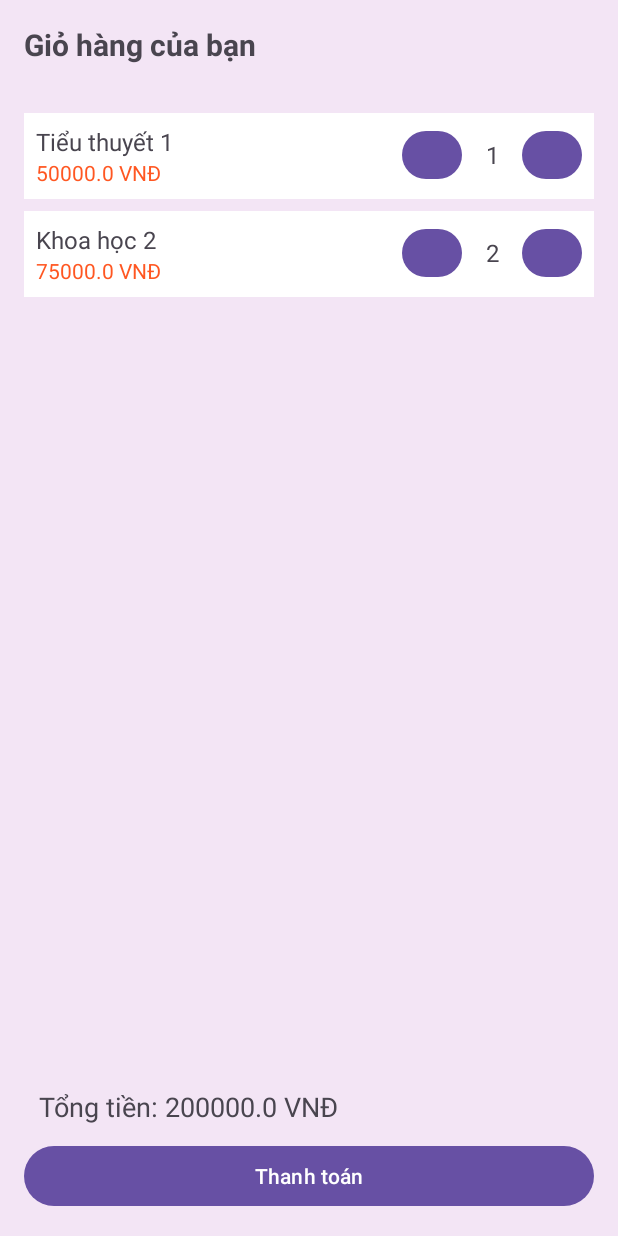
After one commit to loidz114/SachBookApp, an Android app: the CartActivity screen opened directly, with no data from a screen before it, on a phone screen of 412 x 824 dp. The commit adds this screen. Run offline under Robolectric (Android 15) with nearby library versions, the phone set to English and light mode, and no system bars.

Commit message:
giỏ hàng v1

```diff
--- /dev/null
+++ b/APP/app/src/main/java/com/example/sachbook/CartActivity.java
@@ -0,0 +1,59 @@
+package com.example.sachbook; // Thay bằng package của bạn
+
+import android.os.Bundle;
+import androidx.appcompat.app.AppCompatActivity;
+import androidx.recyclerview.widget.LinearLayoutManager;
+import androidx.recyclerview.widget.RecyclerView;
+import android.widget.Button;
+import android.widget.TextView;
+
+import java.util.ArrayList;
+import java.util.List;
+
+public class CartActivity extends AppCompatActivity {
+
+    private RecyclerView recyclerViewCart;
+    private TextView tvTotalPrice;
+    private Button btnCheckout;
+    private CartAdapter cartAdapter;
+    private List<com.example.sachbook.CartItem> cartItems;
+
+    @Override
+    protected void onCreate(Bundle savedInstanceState) {
+        super.onCreate(savedInstanceState);
+        setContentView(R.layout.activity_cart);
+
+        // Ánh xạ các thành phần giao diện
+        recyclerViewCart = findViewById(R.id.recyclerViewCart);
+        tvTotalPrice = findViewById(R.id.tvTotalPrice);
+        btnCheckout = findViewById(R.id.btnCheckout);
+
+        // Khởi tạo danh sách giỏ hàng (tạm thời)
+        cartItems = new ArrayList<>();
+        // Ví dụ: Thêm dữ liệu giả để kiểm tra
+        cartItems.add(new com.example.sachbook.CartItem("1", "Tiểu thuyết 1", 50000, 1));
+        cartItems.add(new com.example.sachbook.CartItem("2", "Khoa học 2", 75000, 2));
+
+        // Thiết lập RecyclerView
+        recyclerViewCart.setLayoutManager(new LinearLayoutManager(this));
+        cartAdapter = new CartAdapter(cartItems, this::updateTotalPrice);
+        recyclerViewCart.setAdapter(cartAdapter);
+
+        // Cập nhật tổng tiền ban đầu
+        updateTotalPrice();
+
+        // Xử lý nút thanh toán
+        btnCheckout.setOnClickListener(v -> {
+            // Thêm logic thanh toán ở đây (ví dụ: chuyển sang màn hình thanh toán)
+        });
+    }
+
+    // Hàm cập nhật tổng tiền
+    private void updateTotalPrice() {
+        double total = 0;
+        for (CartItem item : cartItems) {
+            total += item.getPrice() * item.getQuantity();
+        }
+        tvTotalPrice.setText("Tổng tiền: " + total + " VNĐ");
+    }
+}
--- /dev/null
+++ b/APP/app/src/main/java/com/example/sachbook/CartAdapter.java
@@ -0,0 +1,77 @@
+package com.example.sachbook;
+
+import android.view.LayoutInflater;
+import android.view.View;
+import android.view.ViewGroup;
+import android.widget.Button;
+import android.widget.TextView;
+import androidx.annotation.NonNull;
+import androidx.recyclerview.widget.RecyclerView;
+
+import java.util.List;
+
+public class CartAdapter extends RecyclerView.Adapter<CartAdapter.CartViewHolder> {
+
+    private List<CartItem> cartItems;
+    private final UpdateTotalPriceListener updateTotalPriceListener;
+
+    public interface UpdateTotalPriceListener {
+        void onUpdateTotalPrice();
+    }
+
+    public CartAdapter(List<CartItem> cartItems, UpdateTotalPriceListener listener) {
+        this.cartItems = cartItems;
+        this.updateTotalPriceListener = listener;
+    }
+
+    @NonNull
+    @Override
+    public CartViewHolder onCreateViewHolder(@NonNull ViewGroup parent, int viewType) {
+        View view = LayoutInflater.from(parent.getContext())
+                .inflate(R.layout.item_cart, parent, false);
+        return new CartViewHolder(view);
+    }
+
+    @Override
+    public void onBindViewHolder(@NonNull CartViewHolder holder, int position) {
+        CartItem item = cartItems.get(position);
+        holder.tvBookTitle.setText(item.getBookTitle());
+        holder.tvPrice.setText(item.getPrice() + " VNĐ");
+        holder.tvQuantity.setText(String.valueOf(item.getQuantity()));
+
+        // Tăng số lượng
+        holder.btnIncrease.setOnClickListener(v -> {
+            item.setQuantity(item.getQuantity() + 1);
+            holder.tvQuantity.setText(String.valueOf(item.getQuantity()));
+            updateTotalPriceListener.onUpdateTotalPrice();
+        });
+
+        // Giảm số lượng
+        holder.btnDecrease.setOnClickListener(v -> {
+            if (item.getQuantity() > 1) {
+                item.setQuantity(item.getQuantity() - 1);
+                holder.tvQuantity.setText(String.valueOf(item.getQuantity()));
+                updateTotalPriceListener.onUpdateTotalPrice();
+            }
+        });
+    }
+
+    @Override
+    public int getItemCount() {
+        return cartItems.size();
+    }
+
+    static class CartViewHolder extends RecyclerView.ViewHolder {
+        TextView tvBookTitle, tvPrice, tvQuantity;
+        Button btnIncrease, btnDecrease;
+
+        public CartViewHolder(@NonNull View itemView) {
+            super(itemView);
+            tvBookTitle = itemView.findViewById(R.id.tvBookTitle);
+            tvPrice = itemView.findViewById(R.id.tvPrice);
+            tvQuantity = itemView.findViewById(R.id.tvQuantity);
+            btnIncrease = itemView.findViewById(R.id.btnIncrease);
+            btnDecrease = itemView.findViewById(R.id.btnDecrease);
+        }
+    }
+}
--- /dev/null
+++ b/APP/app/src/main/java/com/example/sachbook/CartItem.java
@@ -0,0 +1,21 @@
+package com.example.sachbook; // Thay bằng package của bạn
+
+public class CartItem {
+    private String bookId;
+    private String bookTitle;
+    private double price;
+    private int quantity;
+
+    public CartItem(String bookId, String bookTitle, double price, int quantity) {
+        this.bookId = bookId;
+        this.bookTitle = bookTitle;
+        this.price = price;
+        this.quantity = quantity;
+    }
+
+    public String getBookId() { return bookId; }
+    public String getBookTitle() { return bookTitle; }
+    public double getPrice() { return price; }
+    public int getQuantity() { return quantity; }
+    public void setQuantity(int quantity) { this.quantity = quantity; }
+}
--- a/APP/app/src/main/java/com/example/sachbook/MainActivity.java
+++ b/APP/app/src/main/java/com/example/sachbook/MainActivity.java
@@ -1,20 +1,63 @@
 package com.example.sachbook;
 
+import android.content.Intent;
 import android.os.Bundle;
-
 import androidx.activity.EdgeToEdge;
 import androidx.appcompat.app.AppCompatActivity;
 import androidx.core.graphics.Insets;
 import androidx.core.view.ViewCompat;
 import androidx.core.view.WindowInsetsCompat;
+import androidx.recyclerview.widget.LinearLayoutManager;
+import androidx.recyclerview.widget.RecyclerView;
+import com.google.android.material.bottomnavigation.BottomNavigationView;
 
 public class MainActivity extends AppCompatActivity {
+
+    private RecyclerView recyclerViewBooks;
+    private BottomNavigationView bottomNavigationView;
 
     @Override
     protected void onCreate(Bundle savedInstanceState) {
         super.onCreate(savedInstanceState);
         EdgeToEdge.enable(this);
         setContentView(R.layout.activity_main);
+
+        // Ánh xạ các thành phần giao diện
+        recyclerViewBooks = findViewById(R.id.recyclerViewBooks);
+        bottomNavigationView = findViewById(R.id.bottomNavigationView);
+
+        // Thiết lập RecyclerView (danh sách sách)
+        recyclerViewBooks.setLayoutManager(new LinearLayoutManager(this));
+        // Bạn cần thêm adapter cho recyclerViewBooks ở đây nếu chưa có
+        // Ví dụ: recyclerViewBooks.setAdapter(new BookAdapter(bookList));
+
+        // Xử lý sự kiện BottomNavigationView
+        bottomNavigationView.setOnItemSelectedListener(item -> {
+            int itemId = item.getItemId();
+            if (itemId == R.id.nav_cart) {
+                // Chuyển sang CartActivity khi nhấn vào "Giỏ hàng"
+                Intent intent = new Intent(MainActivity.this, CartActivity.class);
+                startActivity(intent);
+                return true;
+            } else if (itemId == R.id.nav_home) {
+                // Đã ở trang chủ, không cần làm gì
+                return true;
+//            } else if (itemId == R.id.nav_favourites) {
+//                // Xử lý mục "Yêu thích" (nếu cần)
+//                // Ví dụ: startActivity(new Intent(MainActivity.this, FavouritesActivity.class));
+//                return true;
+            } else if (itemId == R.id.nav_settings) {
+                // Xử lý mục "Cài đặt" (nếu cần)
+                // Ví dụ: startActivity(new Intent(MainActivity.this, SettingsActivity.class));
+                return true;
+            }
+            return false;
+        });
+
+        // Đặt mục "Trang chủ" được chọn mặc định
+        bottomNavigationView.setSelectedItemId(R.id.nav_home);
+
+        // Xử lý WindowInsets
         ViewCompat.setOnApplyWindowInsetsListener(findViewById(R.id.main), (v, insets) -> {
             Insets systemBars = insets.getInsets(WindowInsetsCompat.Type.systemBars());
             v.setPadding(systemBars.left, systemBars.top, systemBars.right, systemBars.bottom);
--- /dev/null
+++ b/APP/app/src/main/res/drawable/edittext_background.xml
@@ -0,0 +1,7 @@
+<?xml version="1.0" encoding="utf-8"?>
+<shape xmlns:android="http://schemas.android.com/apk/res/android"
+    android:shape="rectangle">
+    <solid android:color="#FFFFFF"/>
+    <corners android:radius="8dp"/>
+    <stroke android:width="1dp" android:color="#D1C4E9"/>
+</shape>
--- /dev/null
+++ b/APP/app/src/main/res/layout/activity_cart.xml
@@ -0,0 +1,40 @@
+<?xml version="1.0" encoding="utf-8"?>
+<LinearLayout xmlns:android="http://schemas.android.com/apk/res/android"
+    android:layout_width="match_parent"
+    android:layout_height="match_parent"
+    android:orientation="vertical"
+    android:background="#F3E5F5"
+    android:padding="16dp">
+
+    <TextView
+        android:layout_width="wrap_content"
+        android:layout_height="wrap_content"
+        android:text="Giỏ hàng của bạn"
+        android:textSize="20sp"
+        android:textStyle="bold"
+        android:layout_marginBottom="16dp" />
+
+    <androidx.recyclerview.widget.RecyclerView
+        android:id="@+id/recyclerViewCart"
+        android:layout_width="match_parent"
+        android:layout_height="0dp"
+        android:layout_weight="1"
+        android:paddingVertical="16dp"
+        android:scrollbars="vertical" />
+
+    <TextView
+        android:id="@+id/tvTotalPrice"
+        android:layout_width="wrap_content"
+        android:layout_height="wrap_content"
+        android:text="Tổng tiền: 0 VNĐ"
+        android:textSize="18sp"
+        android:padding="10dp" />
+
+    <Button
+        android:id="@+id/btnCheckout"
+        android:layout_width="match_parent"
+        android:layout_height="wrap_content"
+        android:text="Thanh toán"
+        android:padding="10dp" />
+
+</LinearLayout>
--- a/APP/app/src/main/res/layout/activity_main.xml
+++ b/APP/app/src/main/res/layout/activity_main.xml
@@ -114,7 +114,6 @@
         android:layout_width="match_parent"
         android:layout_height="wrap_content"
         android:layout_alignParentBottom="true"
-        android:background="@color/purple_100"
         app:menu="@layout/bottom_nav_menu"
         app:labelVisibilityMode="labeled" />
 
--- /dev/null
+++ b/APP/app/src/main/res/layout/item_cart.xml
@@ -0,0 +1,58 @@
+<?xml version="1.0" encoding="utf-8"?>
+<LinearLayout xmlns:android="http://schemas.android.com/apk/res/android"
+    android:layout_width="match_parent"
+    android:layout_height="wrap_content"
+    android:orientation="horizontal"
+    android:padding="8dp"
+    android:background="@android:color/white"
+    android:layout_marginBottom="8dp">
+
+    <LinearLayout
+        android:layout_width="0dp"
+        android:layout_height="wrap_content"
+        android:layout_weight="1"
+        android:orientation="vertical">
+
+        <TextView
+            android:id="@+id/tvBookTitle"
+            android:layout_width="wrap_content"
+            android:layout_height="wrap_content"
+            android:text="Tên sách"
+            android:textSize="16sp" />
+
+        <TextView
+            android:id="@+id/tvPrice"
+            android:layout_width="wrap_content"
+            android:layout_height="wrap_content"
+            android:text="Giá"
+            android:textSize="14sp"
+            android:textColor="#FF5722" />
+    </LinearLayout>
+
+    <LinearLayout
+        android:layout_width="wrap_content"
+        android:layout_height="wrap_content"
+        android:orientation="horizontal"
+        android:gravity="center_vertical">
+
+        <Button
+            android:id="@+id/btnDecrease"
+            android:layout_width="40dp"
+            android:layout_height="40dp"
+            android:text="-" />
+
+        <TextView
+            android:id="@+id/tvQuantity"
+            android:layout_width="40dp"
+            android:layout_height="wrap_content"
+            android:gravity="center"
+            android:text="1"
+            android:textSize="16sp" />
+
+        <Button
+            android:id="@+id/btnIncrease"
+            android:layout_width="40dp"
+            android:layout_height="40dp"
+            android:text="+" />
+    </LinearLayout>
+</LinearLayout>
--- a/APP/gradle/libs.versions.toml
+++ b/APP/gradle/libs.versions.toml
@@ -1,5 +1,5 @@
 [versions]
-agp = "8.8.2"
+agp = "8.5.0"
 junit = "4.13.2"
 junitVersion = "1.2.1"
 espressoCore = "3.6.1"
```
Also changed, not shown: APP/app/src/main/AndroidManifest.xml (+10 -3 lines), APP/app/src/main/res/drawable/banner_placeholder.jpg (added).
